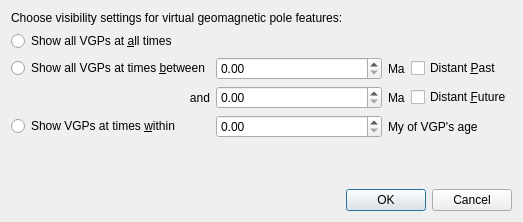
Old version of the form src/qt-widgets/SetVGPVisibilityDialogUi.ui in the repository GPlates/GPlates.
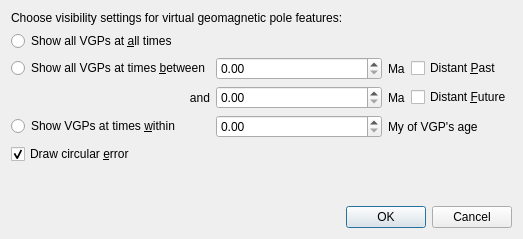
New version of the form.

What changed in the file:
```diff
--- a/src/qt-widgets/SetVGPVisibilityDialogUi.ui
+++ b/src/qt-widgets/SetVGPVisibilityDialogUi.ui
@@ -10,7 +10,7 @@
     <x>0</x>
     <y>0</y>
     <width>523</width>
-    <height>222</height>
+    <height>239</height>
    </rect>
   </property>
   <property name="windowTitle">
@@ -144,6 +144,16 @@
        </property>
       </widget>
      </item>
+     <item row="4" column="0">
+      <widget class="QCheckBox" name="checkbox_error">
+       <property name="text">
+        <string>Draw circular &amp;error</string>
+       </property>
+       <property name="checked">
+        <bool>true</bool>
+       </property>
+      </widget>
+     </item>
     </layout>
    </item>
    <item>
```
Left out of the diff: 8 changed lines with no effect on the pictures.
